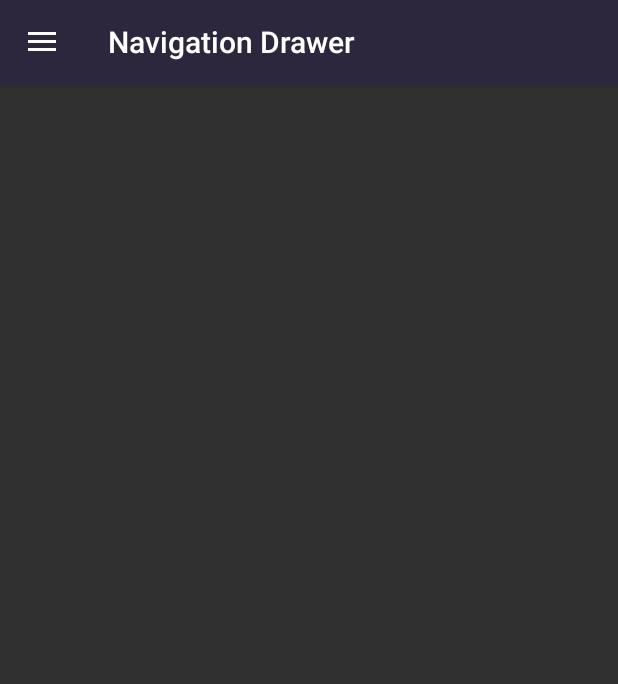
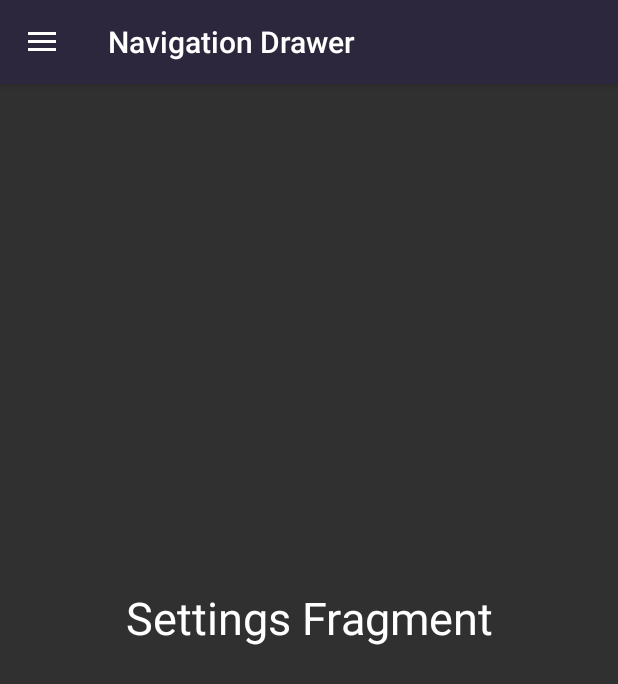
Before and after one commit to ASAI-DAM-Team-2/Android, an Android app: the HomeFragment screen opened directly, with no data from a screen before it, in the side drawer, after a tap on "Settings", on a phone screen of 412 x 824 dp. Shown: the top 684 px of the screen. Run offline under Robolectric (Android 15) with nearby library versions, the phone set to English and light mode, and no system bars.

Commit message:
initial of project

```diff
--- a/app/src/main/res/layout/app_bar_main.xml
+++ b/app/src/main/res/layout/app_bar_main.xml
@@ -18,7 +18,7 @@
     </com.google.android.material.appbar.AppBarLayout>
 
     <FrameLayout
+        android:id="@+id/frame_layout"
         android:layout_width="match_parent"
-        android:layout_height="match_parent"
-        android:id="@+id/frame_layout" />
+        android:layout_height="match_parent" />
 </androidx.coordinatorlayout.widget.CoordinatorLayout>
--- a/app/src/main/res/layout/fragment_dishes.xml
+++ b/app/src/main/res/layout/fragment_dishes.xml
@@ -7,9 +7,10 @@
 
     <TextView
         android:layout_width="match_parent"
-        android:layout_height="wrap_content"
+        android:layout_height="match_parent"
         android:text="Dishes Fragment"
         android:textSize="30sp"
+        android:textColor="@color/whiteColor"
         android:gravity="center"
         android:layout_centerInParent="true" />
 
--- a/app/src/main/res/layout/fragment_home.xml
+++ b/app/src/main/res/layout/fragment_home.xml
@@ -7,9 +7,10 @@
 
     <TextView
         android:layout_width="match_parent"
-        android:layout_height="wrap_content"
+        android:layout_height="match_parent"
         android:text="Home Fragment"
         android:textSize="30sp"
+        android:textColor="@color/whiteColor"
         android:gravity="center"
         android:layout_centerInParent="true" />
 
--- a/app/src/main/res/layout/fragment_settings.xml
+++ b/app/src/main/res/layout/fragment_settings.xml
@@ -7,10 +7,11 @@
 
     <TextView
         android:layout_width="match_parent"
-        android:layout_height="wrap_content"
+        android:layout_height="match_parent"
+        android:layout_centerInParent="true"
+        android:gravity="center"
         android:text="Settings Fragment"
-        android:textSize="30sp"
-        android:gravity="center"
-        android:layout_centerInParent="true" />
+        android:textColor="@color/whiteColor"
+        android:textSize="30sp" />
 
 </FrameLayout>
```
